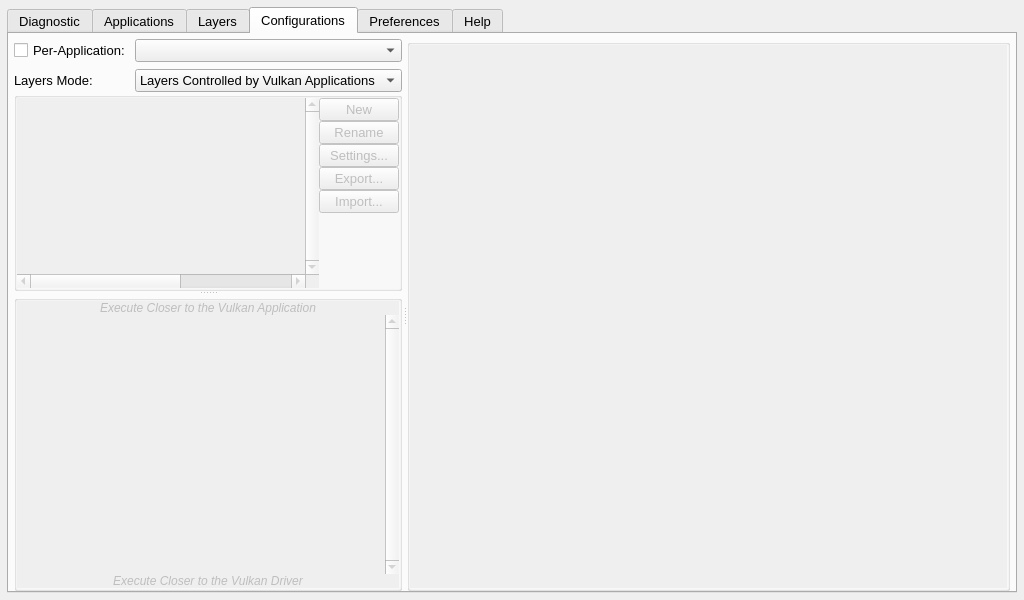
Above: vkconfig_gui/mainwindow.ui from LunarG/VulkanTools before the change. Below: the same form after it.
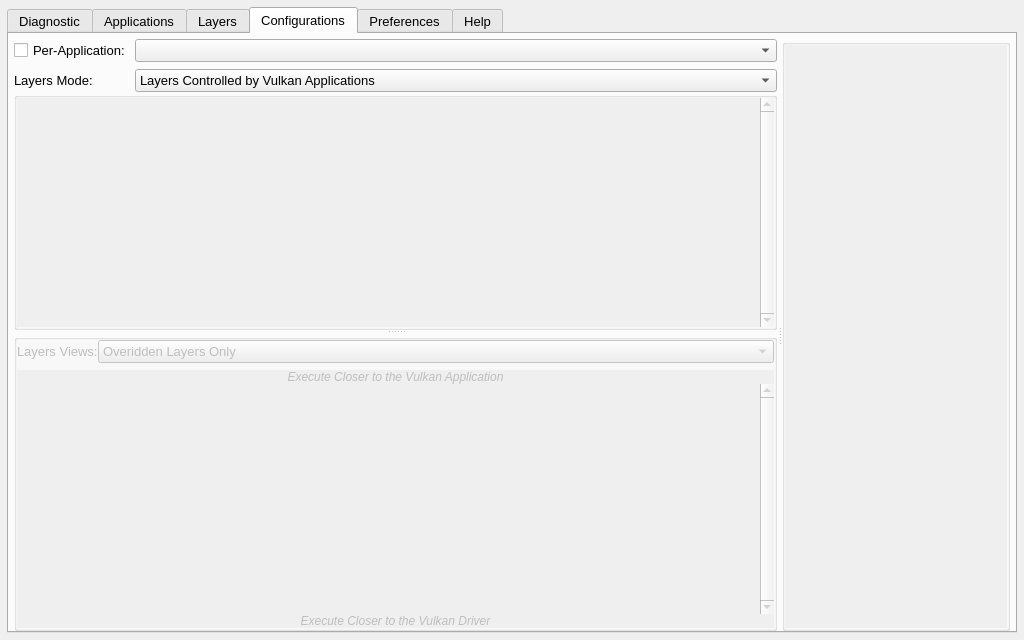
That is the form after the change. Icons and pictures are not drawn.

The edit to the form file:
```diff
--- a/vkconfig_gui/mainwindow.ui
+++ b/vkconfig_gui/mainwindow.ui
@@ -7,7 +7,7 @@
     <x>0</x>
     <y>0</y>
     <width>1024</width>
-    <height>600</height>
+    <height>640</height>
    </rect>
   </property>
   <property name="sizePolicy">
@@ -19,7 +19,7 @@
   <property name="minimumSize">
    <size>
     <width>1024</width>
-    <height>600</height>
+    <height>640</height>
    </size>
   </property>
   <property name="maximumSize">
@@ -572,12 +572,6 @@
        </layout>
       </widget>
       <widget class="QWidget" name="tab_configurations">
-       <property name="sizePolicy">
-        <sizepolicy hsizetype="Expanding" vsizetype="Expanding">
-         <horstretch>0</horstretch>
-         <verstretch>0</verstretch>
-        </sizepolicy>
-       </property>
        <attribute name="title">
         <string>Configurations</string>
        </attribute>
@@ -599,12 +593,6 @@
         </property>
         <item row="0" column="0">
          <widget class="QSplitter" name="splitter_main">
-          <property name="sizePolicy">
-           <sizepolicy hsizetype="Expanding" vsizetype="Preferred">
-            <horstretch>0</horstretch>
-            <verstretch>0</verstretch>
-           </sizepolicy>
-          </property>
           <property name="lineWidth">
            <number>0</number>
           </property>
@@ -621,12 +609,6 @@
            <bool>false</bool>
           </property>
           <widget class="QSplitter" name="splitter_configurations">
-           <property name="sizePolicy">
-            <sizepolicy hsizetype="Expanding" vsizetype="Expanding">
-             <horstretch>0</horstretch>
-             <verstretch>0</verstretch>
-            </sizepolicy>
-           </property>
            <property name="lineWidth">
             <number>0</number>
            </property>
@@ -685,7 +667,14 @@
                   <number>7</number>
                  </property>
                  <item row="0" column="1">
-                  <widget class="QComboBox" name="combo_box_applications"/>
+                  <widget class="QComboBox" name="combo_box_applications">
+                   <property name="sizePolicy">
+                    <sizepolicy hsizetype="MinimumExpanding" vsizetype="Fixed">
+                     <horstretch>0</horstretch>
+                     <verstretch>0</verstretch>
+                    </sizepolicy>
+                   </property>
+                  </widget>
                  </item>
                  <item row="1" column="0">
                   <widget class="QLabel" name="label_19">
@@ -850,93 +839,6 @@
                     <property name="bottomMargin">
                      <number>0</number>
                     </property>
-                    <item>
-                     <widget class="QPushButton" name="push_button_new">
-                      <property name="sizePolicy">
-                       <sizepolicy hsizetype="Minimum" vsizetype="Minimum">
-                        <horstretch>0</horstretch>
-                        <verstretch>0</verstretch>
-                       </sizepolicy>
-                      </property>
-                      <property name="minimumSize">
-                       <size>
-                        <width>0</width>
-                        <height>0</height>
-                       </size>
-                      </property>
-                      <property name="maximumSize">
-                       <size>
-                        <width>16777215</width>
-                        <height>16777215</height>
-                       </size>
-                      </property>
-                      <property name="text">
-                       <string>New</string>
-                      </property>
-                     </widget>
-                    </item>
-                    <item>
-                     <widget class="QPushButton" name="push_button_rename">
-                      <property name="text">
-                       <string>Rename</string>
-                      </property>
-                     </widget>
-                    </item>
-                    <item>
-                     <widget class="QPushButton" name="push_button_settings">
-                      <property name="text">
-                       <string>Settings...</string>
-                      </property>
-                     </widget>
-                    </item>
-                    <item>
-                     <widget class="QPushButton" name="push_button_export">
-                      <property name="text">
-                       <string>Export...</string>
-                      </property>
-                     </widget>
-                    </item>
-                    <item>
-                     <widget class="QPushButton" name="push_button_Import">
-                      <property name="sizePolicy">
-                       <sizepolicy hsizetype="Minimum" vsizetype="Minimum">
-                        <horstretch>0</horstretch>
-                        <verstretch>0</verstretch>
-                       </sizepolicy>
-                      </property>
-                      <property name="minimumSize">
-                       <size>
-                        <width>0</width>
-                        <height>0</height>
-                       </size>
-                      </property>
-                      <property name="font">
-                       <font>
-                        <family>Arial</family>
-                        <pointsize>10</pointsize>
-                       </font>
-                      </property>
-                      <property name="text">
-                       <string>Import...</string>
-                      </property>
-                     </widget>
-                    </item>
-                    <item>
-                     <spacer name="verticalSpacer">
-                      <property name="orientation">
-                       <enum>Qt::Vertical</enum>
-                      </property>
-                      <property name="sizeType">
-                       <enum>QSizePolicy::Expanding</enum>
-                      </property>
-                      <property name="sizeHint" stdset="0">
-                       <size>
-                        <width>20</width>
-                        <height>40</height>
-                       </size>
-                      </property>
-                     </spacer>
-                    </item>
                    </layout>
                   </item>
                  </layout>
@@ -953,7 +855,7 @@
             <property name="sizePolicy">
              <sizepolicy hsizetype="Preferred" vsizetype="Preferred">
               <horstretch>0</horstretch>
-              <verstretch>1</verstretch>
+              <verstretch>0</verstretch>
              </sizepolicy>
             </property>
             <layout class="QGridLayout" name="gridLayout_3">
@@ -972,7 +874,7 @@
              <property name="spacing">
               <number>0</number>
              </property>
-             <item row="2" column="0" alignment="Qt::AlignBottom">
+             <item row="3" column="0" alignment="Qt::AlignBottom">
               <widget class="QLabel" name="execute_closer_application_label">
                <property name="sizePolicy">
                 <sizepolicy hsizetype="Preferred" vsizetype="MinimumExpanding">
@@ -1001,7 +903,7 @@
                </property>
               </widget>
              </item>
-             <item row="3" column="0">
+             <item row="4" column="0">
               <widget class="QListWidget" name="layers_tree">
                <property name="sizePolicy">
                 <sizepolicy hsizetype="Expanding" vsizetype="Expanding">
@@ -1047,7 +949,7 @@
                </property>
               </widget>
              </item>
-             <item row="4" column="0" alignment="Qt::AlignTop">
+             <item row="5" column="0" alignment="Qt::AlignTop">
               <widget class="QLabel" name="execute_closer_driver_label">
                <property name="sizePolicy">
                 <sizepolicy hsizetype="Preferred" vsizetype="MinimumExpanding">
@@ -1079,13 +981,50 @@
                </property>
               </widget>
              </item>
+             <item row="2" column="0">
+              <layout class="QHBoxLayout" name="horizontalLayout_7">
+               <property name="topMargin">
+                <number>0</number>
+               </property>
+               <property name="bottomMargin">
+                <number>7</number>
+               </property>
+               <item>
+                <widget class="QLabel" name="label_20">
+                 <property name="text">
+                  <string>Layers Views:</string>
+                 </property>
+                </widget>
+               </item>
+               <item>
+                <widget class="QComboBox" name="combo_box_layers_view">
+                 <property name="sizePolicy">
+                  <sizepolicy hsizetype="Expanding" vsizetype="Fixed">
+                   <horstretch>0</horstretch>
+                   <verstretch>0</verstretch>
+                  </sizepolicy>
+                 </property>
+                 <item>
+                  <property name="text">
+                   <string>Overidden Layers Only</string>
+                  </property>
+                 </item>
+                 <item>
+                  <property name="text">
+                   <string>All Available Layers</string>
+                  </property>
+                 </item>
+                </widget>
+               </item>
+              </layout>
+             </item>
             </layout>
            </widget>
           </widget>
           <widget class="QSplitter" name="splitter_settings">
            <property name="sizePolicy">
-            <sizepolicy hsizetype="Expanding" vsizetype="Expanding">
-             <horstretch>1</horstretch>
+            <sizepolicy hsizetype="Preferred" vsizetype="Expanding">
+             <horstretch>0</horstretch>
              <verstretch>0</verstretch>
             </sizepolicy>
            </property>
@@ -1102,7 +1041,7 @@
             <property name="sizePolicy">
              <sizepolicy hsizetype="Preferred" vsizetype="Preferred">
               <horstretch>0</horstretch>
-              <verstretch>0</verstretch>
+              <verstretch>1</verstretch>
              </sizepolicy>
             </property>
             <property name="minimumSize">
```
Left out of the diff: 9 changed lines with no effect on the pictures.
